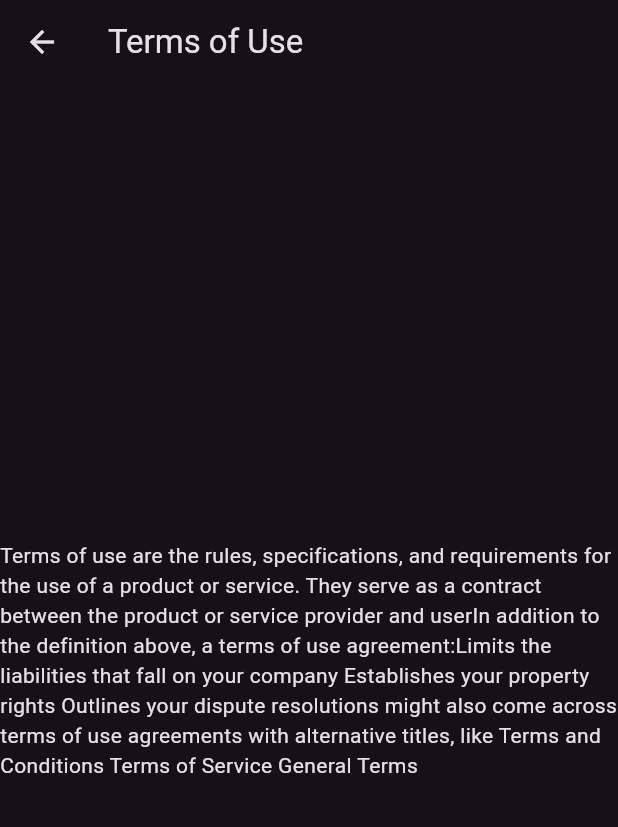
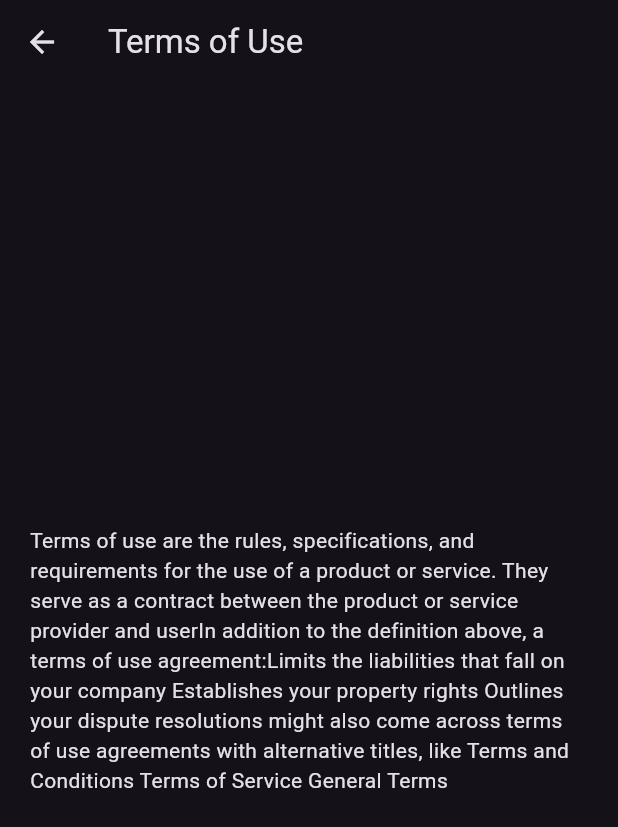
Before and after one commit to vaibhav989/demo-android-app, a Flutter app: the SecondScreen screen opened directly, after a tap on "Terms and Conditions", on a phone screen of 412 x 824 dp. Shown: the top 827 px of the screen. Run offline on Flutter 3.47's test engine with Material 3 defaults, Android fonts, the phone set to English and light mode, and no system bars; our stand-ins replace intl_phone_field.

Commit message:
second commit

```diff
--- a/lib/screen/home_screen.dart
+++ b/lib/screen/home_screen.dart
@@ -42,7 +42,7 @@ class _HomeScreenState extends State<HomeScreen> {
                 Text(
                   'Pay',
                   style: TextStyle(
-                    color: Colors.black,
+                    color: Colors.white,
                     fontWeight: FontWeight.bold,
                     fontSize: 24,
                   ),
--- a/lib/screen/privacy.dart
+++ b/lib/screen/privacy.dart
@@ -10,7 +10,10 @@ class Privacy extends StatelessWidget {
         textAlign: TextAlign.center,
       ),),
       body: const Center(
-        child: Text('Privacy of use are the rules, specifications, and requirements for the use of a product or service. They serve as a contract between the product or service provider and userIn addition to the definition above, a terms of use agreement:Limits the liabilities that fall on your company Establishes your property rights Outlines your dispute resolutions might also come across terms of use agreements with alternative titles, like Terms and Conditions Terms of Service General Terms '),
+        child:Padding(
+          padding: EdgeInsets.all(20),
+          child: Text('Privacy of use are the rules, specifications, and requirements for the use of a product or service. They serve as a contract between the product or service provider and userIn addition to the definition above, a terms of use agreement:Limits the liabilities that fall on your company Establishes your property rights Outlines your dispute resolutions might also come across terms of use agreements with alternative titles, like Terms and Conditions Terms of Service General Terms '),
+        )
       ),
     );
   }
--- a/lib/screen/second_screen.dart
+++ b/lib/screen/second_screen.dart
@@ -1,10 +1,32 @@
 import 'package:flutter/material.dart';
 import 'package:intl_phone_field/intl_phone_field.dart';
-import 'package:task1/screen/privacy.dart';
-import 'package:task1/screen/terms.dart';
+import 'package:task1/screen/privacy.dart'; // Ensure this path is correct
+import 'package:task1/screen/terms.dart'; // Ensure this path is correct
 
-class SecondScreen extends StatelessWidget {
+void main() => runApp(const MyApp());
+
+class MyApp extends StatelessWidget {
+  const MyApp({super.key});
+
+  @override
+  Widget build(BuildContext context) {
+    return const MaterialApp(
+      home: SecondScreen(),
+    );
+  }
+}
+
+class SecondScreen extends StatefulWidget {
   const SecondScreen({super.key});
+
+  @override
+  State<SecondScreen> createState() => _SecondScreenState();
+}
+
+class _SecondScreenState extends State<SecondScreen> {
+  String mobileNumber = '';
+  bool isNumberValid = false;
+
   @override
   Widget build(BuildContext context) {
     return Scaffold(
@@ -31,27 +53,33 @@ class SecondScreen extends StatelessWidget {
                       backgroundColor: Colors.transparent,
                       radius: 30,
                       child: ClipOval(
-                        child: Image.asset("assets/images/tankhapay_logo.jpg"),
+                        child: Image.asset("assets/images/tankhapay_logo.jpg"), // Ensure you have this asset
                       ),
                     ),
                     const SizedBox(height: 15),
-                    const Text(
-                      'TankhaPay',
+                    const Row(
+                      mainAxisAlignment: MainAxisAlignment.center,
+                      children: [
+                        Text(
+                          'Tankha',
                           style: TextStyle(
                             color: Colors.blue,
                             fontWeight: FontWeight.bold,
                             fontSize: 24,
                           ),
                         ),
-                    const SizedBox(height: 70),
-                    const IntlPhoneField(
-                      decoration: InputDecoration(
-                        labelText: "Mobile Number",
-                        border: OutlineInputBorder(
-                          borderSide: BorderSide(),
+                        Text(
+                          'Pay',
+                          style: TextStyle(
+                            color: Colors.white,
+                            fontWeight: FontWeight.bold,
+                            fontSize: 24,
                           ),
                         ),
+                      ],
                     ),
+                    const SizedBox(height: 70),
+                    mobileNumberWidget(context),
                     const SizedBox(height: 30),
                     termsAndPrivacyPolicy(context),
                     const SizedBox(height: 20),
@@ -61,6 +89,29 @@ class SecondScreen extends StatelessWidget {
               ),
             ),
           );
+        },
+      ),
+    );
+  }
+
+  Widget mobileNumberWidget(BuildContext context) {
+    return SizedBox(
+      width: MediaQuery.of(context).size.width - 40,
+      child: IntlPhoneField(
+        decoration: InputDecoration(
+          labelText: "Mobile Number",
+          border: OutlineInputBorder(
+            borderSide: const BorderSide(),
+            borderRadius: BorderRadius.circular(10),
+          ),
+        ),
+        keyboardType: TextInputType.phone,
+        initialCountryCode: 'IN',
+        onChanged: (phone) {
+          setState(() {
+            mobileNumber = phone.number;
+            isNumberValid = phone.number.length == 10;
+          });
         },
       ),
     );
@@ -78,7 +129,10 @@ class SecondScreen extends StatelessWidget {
           mainAxisAlignment: MainAxisAlignment.center,
           children: [
             GestureDetector(
-              onTap: () => Navigator.push(context, MaterialPageRoute(builder: (context) => const TermsAndConditions())),
+              onTap: () => Navigator.push(
+                context,
+                MaterialPageRoute(builder: (context) => const TermsAndConditions()),
+              ),
               child: const Text(
                 'Terms and Conditions',
                 style: TextStyle(fontSize: 15, color: Colors.blue),
@@ -89,7 +143,10 @@ class SecondScreen extends StatelessWidget {
               style: TextStyle(fontSize: 12),
             ),
             GestureDetector(
-              onTap: () => Navigator.push(context, MaterialPageRoute(builder: (context) => const Privacy())),
+              onTap: () => Navigator.push(
+                context,
+                MaterialPageRoute(builder: (context) => const Privacy()),
+              ),
               child: const Text(
                 'Privacy Policy',
                 style: TextStyle(fontSize: 15, color: Colors.blue),
@@ -105,10 +162,10 @@ class SecondScreen extends StatelessWidget {
     return SizedBox(
       width: MediaQuery.of(context).size.width - 40,
       child: ElevatedButton(
-        onPressed: () {},
+        onPressed: isNumberValid ? () {} : null,
         style: ElevatedButton.styleFrom(
           foregroundColor: Colors.white,
-          backgroundColor: Colors.blue,
+          backgroundColor: isNumberValid ? Colors.blue : Colors.grey,
         ),
         child: const Text('Send Code'),
       ),
--- a/lib/screen/terms.dart
+++ b/lib/screen/terms.dart
@@ -10,7 +10,10 @@ class TermsAndConditions extends StatelessWidget {
         textAlign: TextAlign.center,
       ),),
       body: const Center(
-        child: Text('Terms of use are the rules, specifications, and requirements for the use of a product or service. They serve as a contract between the product or service provider and userIn addition to the definition above, a terms of use agreement:Limits the liabilities that fall on your company Establishes your property rights Outlines your dispute resolutions might also come across terms of use agreements with alternative titles, like Terms and Conditions Terms of Service General Terms '),
+        child:Padding(
+          padding: EdgeInsets.all(20),
+          child: Text('Terms of use are the rules, specifications, and requirements for the use of a product or service. They serve as a contract between the product or service provider and userIn addition to the definition above, a terms of use agreement:Limits the liabilities that fall on your company Establishes your property rights Outlines your dispute resolutions might also come across terms of use agreements with alternative titles, like Terms and Conditions Terms of Service General Terms '),
+        )
       ),
     );
   }
```
Also changed, not shown: lib/screen/third_screen.dart (+79 -48 lines). Lines whose indentation alone changed are shown as unchanged.
